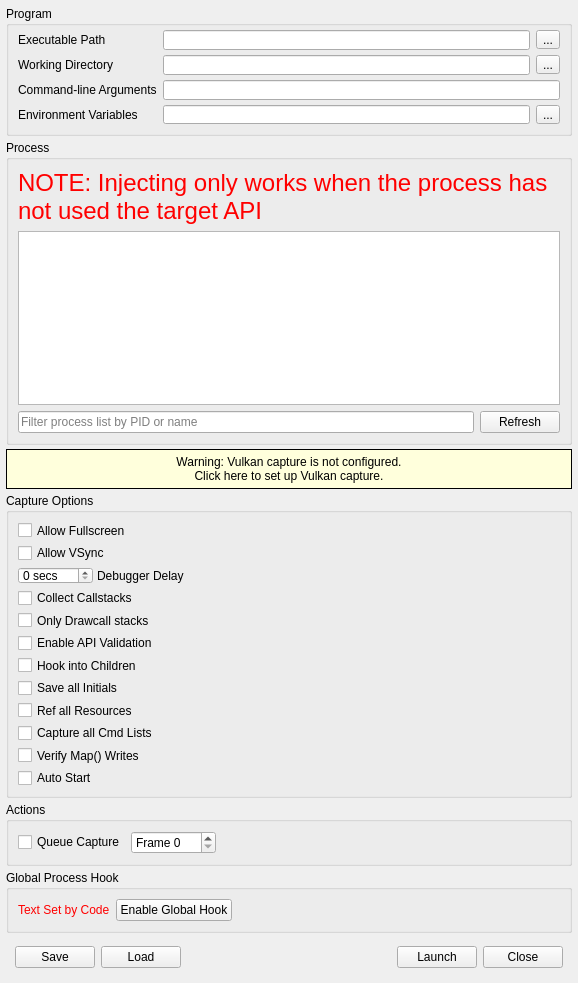
baldurk/renderdoc, file qrenderdoc/Windows/Dialogs/CaptureDialog.ui: the form before one commit.
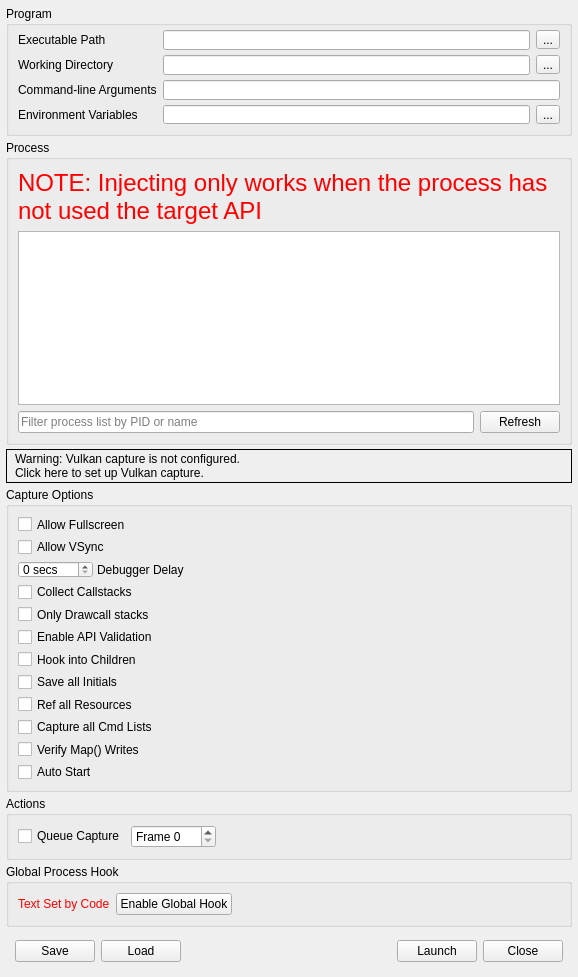
The form after the commit. Icons and pictures are not drawn. Custom widgets are drawn as their Qt base class.

Commit message:
Change the vulkan layer warning to be theme-friendly
* The hardcoded background color didn't work on light-on-dark themes,
  so instead just use the tooltip base color, and darken on hover.

```diff
--- a/qrenderdoc/Windows/Dialogs/CaptureDialog.ui
+++ b/qrenderdoc/Windows/Dialogs/CaptureDialog.ui
@@ -7,7 +7,7 @@
     <x>0</x>
     <y>0</y>
     <width>578</width>
-    <height>939</height>
+    <height>943</height>
    </rect>
   </property>
   <property name="windowTitle">
@@ -294,50 +294,24 @@
     </widget>
    </item>
    <item>
-    <widget class="QToolButton" name="vulkanLayerWarn">
-     <property name="sizePolicy">
-      <sizepolicy hsizetype="MinimumExpanding" vsizetype="Fixed">
-       <horstretch>0</horstretch>
-       <verstretch>0</verstretch>
-      </sizepolicy>
-     </property>
-     <property name="minimumSize">
-      <size>
-       <width>0</width>
-       <height>40</height>
-      </size>
-     </property>
+    <widget class="RDLabel" name="vulkanLayerWarn">
      <property name="cursor">
       <cursorShape>PointingHandCursor</cursorShape>
      </property>
-     <property name="styleSheet">
-      <string notr="true">QToolButton {
-background-color: #ffffdc;
-border: 1px solid black;
-}
-QToolButton:hover {
-background-color: #ddddbe;
-}</string>
+     <property name="frameShape">
+      <enum>QFrame::Box</enum>
      </property>
      <property name="text">
-      <string>Warning: Vulkan capture is not configured.
-Click here to set up Vulkan capture.</string>
+      <string>&lt;html&gt;&lt;head/&gt;&lt;body&gt;&lt;table&gt;&lt;tr&gt;&lt;td valign=&quot;middle&quot;&gt;&lt;img src=&quot;:/information.png&quot;/&gt;&lt;/td&gt;&lt;td&gt;&lt;p&gt;Warning: Vulkan capture is not configured.&lt;br/&gt;Click here to set up Vulkan capture.&lt;/p&gt;&lt;/td&gt;&lt;/tr&gt;&lt;/table&gt;&lt;/body&gt;&lt;/html&gt;</string>
      </property>
-     <property name="icon">
-      <iconset resource="../../Resources/resources.qrc">
-       <normaloff>:/information.png</normaloff>:/information.png</iconset>
+     <property name="textFormat">
+      <enum>Qt::RichText</enum>
      </property>
-     <property name="popupMode">
-      <enum>QToolButton::DelayedPopup</enum>
+     <property name="pixmap">
+      <pixmap resource="../../Resources/resources.qrc">:/information.png</pixmap>
      </property>
-     <property name="toolButtonStyle">
-      <enum>Qt::ToolButtonTextBesideIcon</enum>
-     </property>
-     <property name="autoRaise">
-      <bool>true</bool>
-     </property>
-     <property name="arrowType">
-      <enum>Qt::NoArrow</enum>
+     <property name="margin">
+      <number>3</number>
      </property>
     </widget>
    </item>
@@ -774,6 +748,13 @@
    </item>
   </layout>
  </widget>
+ <customwidgets>
+  <customwidget>
+   <class>RDLabel</class>
+   <extends>QLabel</extends>
+   <header>Widgets/Extended/RDLabel.h</header>
+  </customwidget>
+ </customwidgets>
  <resources>
   <include location="../../Resources/resources.qrc"/>
  </resources>
```
The commit also changes 4 other files.
